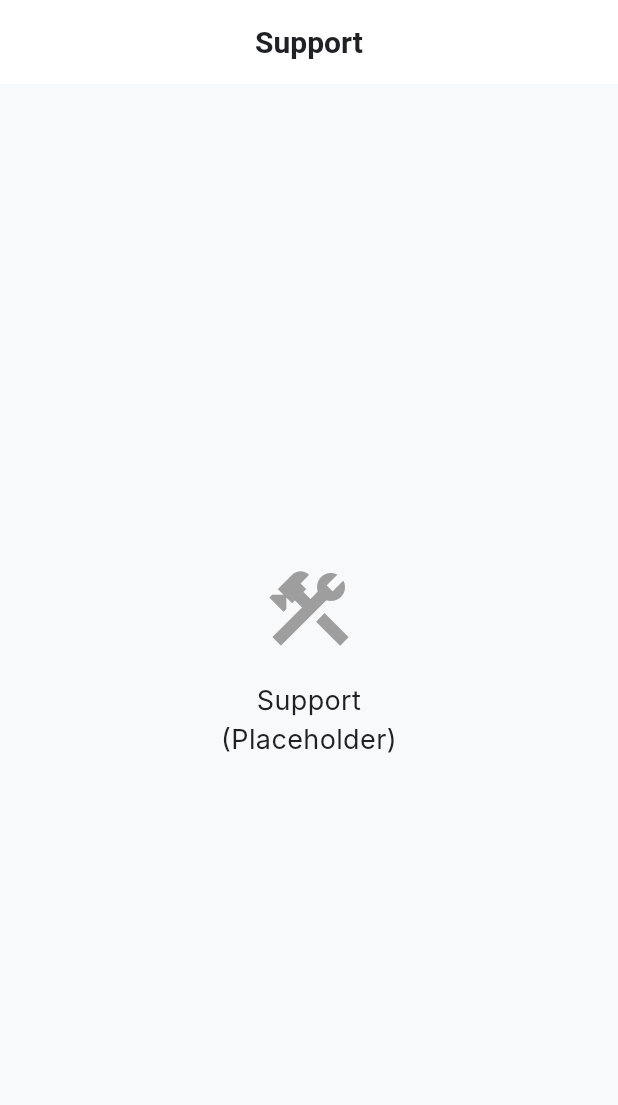
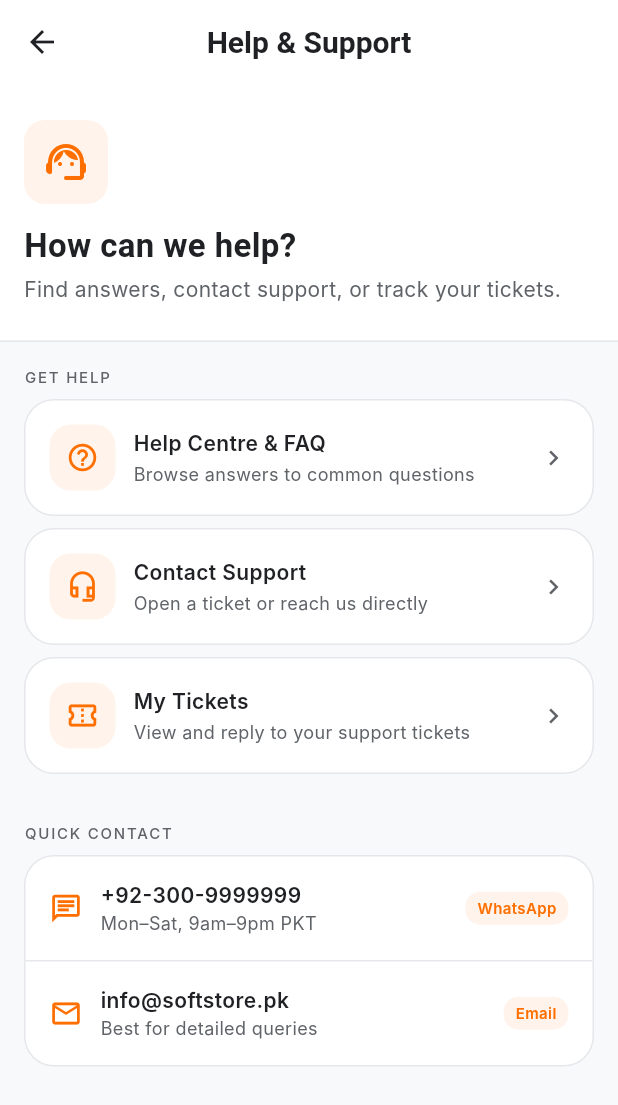
Before and after one commit to nahy1061/softstore_buyer_app, a Flutter app: the ProfileHubScreen screen opened by its route, scrolled down 410 dp, after a tap on "Help & Support", on a phone screen of 412 x 824 dp. Shown: the top 1105 px of the screen. Run offline on Flutter 3.47's test engine with Material 3 defaults, Android fonts, the phone set to English and light mode, and no system bars; our stand-ins replace connectivity_plus, cookie_jar, dio, dio_cookie_manager, equatable, flutter_secure_storage and 2 more; accounts and stored records are empty; Roboto replaces fonts that are missing (Google Sans, Inter).

Commit message:
feat(support): add Support Hub screen — entry point for FAQ, contact, and tickets
- Add SupportHubScreen with hero section, three option cards (FAQ, Contact,
  Tickets) and quick contact info (WhatsApp + email)
- Fix navigation: use context.push() instead of context.go() so back button
  works correctly across the support flow

```diff
--- a/lib/app/router.dart
+++ b/lib/app/router.dart
@@ -8,6 +8,7 @@ import '../features/profile/screens/settings_screen.dart';
 import '../features/profile/screens/addresses_screen.dart';
 import '../features/profile/screens/address_form_screen.dart';
 import '../features/support/presentation/screens/faq_screen.dart';
+import '../features/support/presentation/screens/support_hub_screen.dart';
 
 // Placeholder screens (will be replaced with actual screens)
 class PlaceholderScreen extends StatelessWidget {
@@ -218,7 +219,7 @@ final GoRouter goRouter = GoRouter(
     // Support
     GoRoute(
       path: AppRoutes.support,
-      builder: (context, state) => const PlaceholderScreen(label: 'Support'),
+      builder: (context, state) => const SupportHubScreen(),
       routes: [
         GoRoute(
           path: 'faq',
--- a/lib/features/profile/screens/profile_hub_screen.dart
+++ b/lib/features/profile/screens/profile_hub_screen.dart
@@ -84,7 +84,7 @@ class ProfileHubScreen extends StatelessWidget {
                   icon: Icons.help_outline,
                   label: 'Help & Support',
                   subtitle: 'FAQs, contact us, tickets',
-                  onTap: () => context.go(AppRoutes.support),
+                  onTap: () => context.push(AppRoutes.support),
                 ),
                 _MenuItem(
                   icon: Icons.settings_outlined,
--- /dev/null
+++ b/lib/features/support/presentation/screens/support_hub_screen.dart
@@ -0,0 +1,302 @@
+import 'package:flutter/material.dart';
+import 'package:go_router/go_router.dart';
+import '../../../../app/router.dart';
+import '../../../../core/theme/app_colors.dart';
+import '../../../../core/theme/app_dimensions.dart';
+import '../../../../core/theme/app_spacing.dart';
+import '../../../../core/theme/app_typography.dart';
+
+class SupportHubScreen extends StatelessWidget {
+  const SupportHubScreen({super.key});
+
+  @override
+  Widget build(BuildContext context) {
+    return Scaffold(
+      backgroundColor: AppColors.background,
+      appBar: AppBar(
+        backgroundColor: Colors.white,
+        leading: BackButton(color: AppColors.textPrimary),
+        title: Text(
+          'Help & Support',
+          style: AppTypography.screenTitle.copyWith(color: AppColors.textPrimary),
+        ),
+      ),
+      body: SingleChildScrollView(
+        child: Column(
+          crossAxisAlignment: CrossAxisAlignment.start,
+          children: [
+            // Hero banner
+            Container(
+              width: double.infinity,
+              color: Colors.white,
+              padding: const EdgeInsets.fromLTRB(
+                AppSpacing.lg,
+                AppSpacing.xl,
+                AppSpacing.lg,
+                AppSpacing.xl,
+              ),
+              child: Column(
+                crossAxisAlignment: CrossAxisAlignment.start,
+                children: [
+                  Container(
+                    padding: const EdgeInsets.all(AppSpacing.md),
+                    decoration: BoxDecoration(
+                      color: AppColors.primary.withValues(alpha: 0.08),
+                      borderRadius: AppDimensions.radiusMd,
+                    ),
+                    child: const Icon(
+                      Icons.support_agent_rounded,
+                      color: AppColors.primary,
+                      size: 32,
+                    ),
+                  ),
+                  const SizedBox(height: AppSpacing.md),
+                  Text(
+                    'How can we help?',
+                    style: AppTypography.screenTitle.copyWith(
+                      color: AppColors.textPrimary,
+                      fontSize: 22,
+                    ),
+                  ),
+                  const SizedBox(height: AppSpacing.xs),
+                  Text(
+                    'Find answers, contact support, or track your tickets.',
+                    style: AppTypography.bodyMedium.copyWith(
+                      color: AppColors.textSecondary,
+                    ),
+                  ),
+                ],
+              ),
+            ),
+
+            const Divider(height: 1, color: AppColors.divider),
+            const SizedBox(height: AppSpacing.lg),
+
+            // Main options
+            Padding(
+              padding: const EdgeInsets.symmetric(horizontal: AppSpacing.lg),
+              child: Text(
+                'GET HELP',
+                style: AppTypography.overline.copyWith(
+                  color: AppColors.textSecondary,
+                  letterSpacing: 1.2,
+                ),
+              ),
+            ),
+            const SizedBox(height: AppSpacing.sm),
+
+            _SupportOptionCard(
+              icon: Icons.help_outline_rounded,
+              title: 'Help Centre & FAQ',
+              subtitle: 'Browse answers to common questions',
+              onTap: () => context.push(AppRoutes.supportFaq),
+            ),
+            _SupportOptionCard(
+              icon: Icons.headset_mic_outlined,
+              title: 'Contact Support',
+              subtitle: 'Open a ticket or reach us directly',
+              onTap: () => context.push(AppRoutes.supportContact),
+            ),
+            _SupportOptionCard(
+              icon: Icons.confirmation_number_outlined,
+              title: 'My Tickets',
+              subtitle: 'View and reply to your support tickets',
+              onTap: () => context.push(AppRoutes.supportTickets),
+            ),
+
+            const SizedBox(height: AppSpacing.xl),
+
+            // Quick contact
+            Padding(
+              padding: const EdgeInsets.symmetric(horizontal: AppSpacing.lg),
+              child: Text(
+                'QUICK CONTACT',
+                style: AppTypography.overline.copyWith(
+                  color: AppColors.textSecondary,
+                  letterSpacing: 1.2,
+                ),
+              ),
+            ),
+            const SizedBox(height: AppSpacing.sm),
+
+            Container(
+              margin: const EdgeInsets.symmetric(horizontal: AppSpacing.lg),
+              decoration: BoxDecoration(
+                color: Colors.white,
+                borderRadius: AppDimensions.radiusLg,
+                border: Border.all(color: AppColors.divider),
+              ),
+              child: Column(
+                children: [
+                  _QuickContactTile(
+                    icon: Icons.chat_outlined,
+                    label: 'WhatsApp',
+                    value: '+92-300-9999999',
+                    subtitle: 'Mon–Sat, 9am–9pm PKT',
+                    onTap: () {
+                      // Will open WhatsApp when url_launcher is added
+                    },
+                  ),
+                  const Divider(height: 1, color: AppColors.divider),
+                  _QuickContactTile(
+                    icon: Icons.email_outlined,
+                    label: 'Email',
+                    value: 'info@softstore.pk',
+                    subtitle: 'Best for detailed queries',
+                    onTap: () {
+                      // Will open email app when url_launcher is added
+                    },
+                  ),
+                ],
+              ),
+            ),
+
+            const SizedBox(height: AppSpacing.xl),
+          ],
+        ),
+      ),
+    );
+  }
+}
+
+class _SupportOptionCard extends StatelessWidget {
+  final IconData icon;
+  final String title;
+  final String subtitle;
+  final VoidCallback onTap;
+
+  const _SupportOptionCard({
+    required this.icon,
+    required this.title,
+    required this.subtitle,
+    required this.onTap,
+  });
+
+  @override
+  Widget build(BuildContext context) {
+    return Container(
+      margin: const EdgeInsets.fromLTRB(
+          AppSpacing.lg, 0, AppSpacing.lg, AppSpacing.sm),
+      decoration: BoxDecoration(
+        color: Colors.white,
+        borderRadius: AppDimensions.radiusLg,
+        border: Border.all(color: AppColors.divider),
+      ),
+      child: InkWell(
+        onTap: onTap,
+        borderRadius: AppDimensions.radiusLg,
+        child: Padding(
+          padding: const EdgeInsets.all(AppSpacing.lg),
+          child: Row(
+            children: [
+              Container(
+                width: 44,
+                height: 44,
+                decoration: BoxDecoration(
+                  color: AppColors.primary.withValues(alpha: 0.08),
+                  borderRadius: AppDimensions.radiusMd,
+                ),
+                child: Icon(icon, color: AppColors.primary, size: 22),
+              ),
+              const SizedBox(width: AppSpacing.md),
+              Expanded(
+                child: Column(
+                  crossAxisAlignment: CrossAxisAlignment.start,
+                  children: [
+                    Text(
+                      title,
+                      style: AppTypography.bodyMedium.copyWith(
+                        color: AppColors.textPrimary,
+                        fontWeight: FontWeight.w600,
+                      ),
+                    ),
+                    const SizedBox(height: 2),
+                    Text(
+                      subtitle,
+                      style: AppTypography.bodySmall.copyWith(
+                        color: AppColors.textSecondary,
+                      ),
+                    ),
+                  ],
+                ),
+              ),
+              const Icon(
+                Icons.chevron_right,
+                color: AppColors.textSecondary,
+                size: 20,
+              ),
+            ],
+          ),
+        ),
+      ),
+    );
+  }
+}
+
+class _QuickContactTile extends StatelessWidget {
+  final IconData icon;
+  final String label;
+  final String value;
+  final String subtitle;
+  final VoidCallback onTap;
+
+  const _QuickContactTile({
+    required this.icon,
+    required this.label,
+    required this.value,
+    required this.subtitle,
+    required this.onTap,
+  });
+
+  @override
+  Widget build(BuildContext context) {
+    return InkWell(
+      onTap: onTap,
+      borderRadius: AppDimensions.radiusLg,
+      child: Padding(
+        padding: const EdgeInsets.all(AppSpacing.lg),
+        child: Row(
+          children: [
+            Icon(icon, color: AppColors.primary, size: 22),
+            const SizedBox(width: AppSpacing.md),
+            Expanded(
+              child: Column(
+                crossAxisAlignment: CrossAxisAlignment.start,
+                children: [
+                  Text(
+                    value,
+                    style: AppTypography.bodyMedium.copyWith(
+                      color: AppColors.textPrimary,
+                      fontWeight: FontWeight.w600,
+                    ),
+                  ),
+                  Text(
+                    subtitle,
+                    style: AppTypography.bodySmall.copyWith(
+                      color: AppColors.textSecondary,
+                    ),
+                  ),
+                ],
+              ),
+            ),
+            Container(
+              padding: const EdgeInsets.symmetric(
+                  horizontal: AppSpacing.sm, vertical: 4),
+              decoration: BoxDecoration(
+                color: AppColors.primary.withValues(alpha: 0.08),
+                borderRadius: AppDimensions.radiusSm,
+              ),
+              child: Text(
+                label,
+                style: AppTypography.labelSmall.copyWith(
+                  color: AppColors.primary,
+                  fontWeight: FontWeight.w600,
+                ),
+              ),
+            ),
+          ],
+        ),
+      ),
+    );
+  }
+}
```
